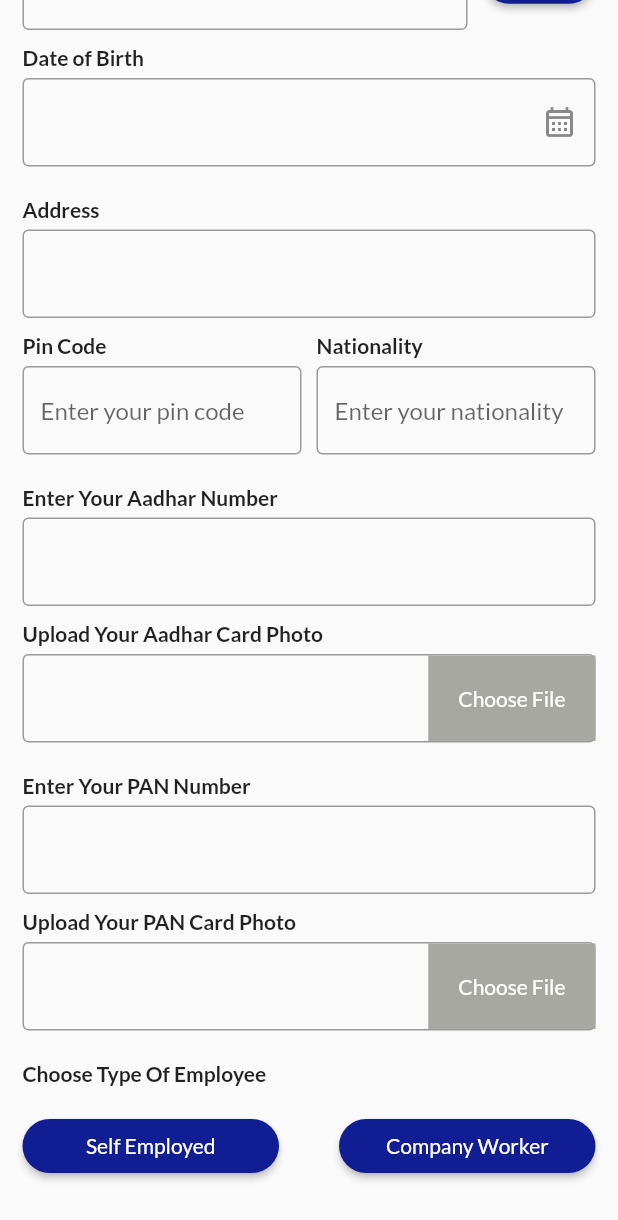
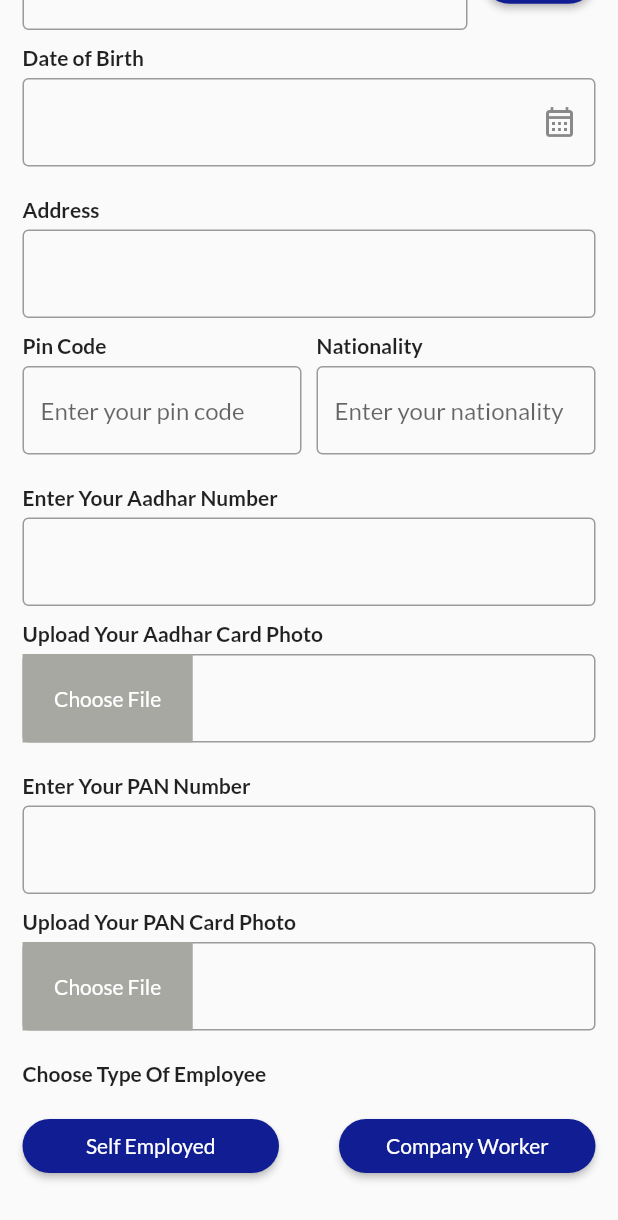
Before and after one commit to Sadiya321/finkin_credential, a Flutter app: the LoanForm screen opened by its route, scrolled down 406 dp, on a phone screen of 412 x 824 dp. Shown: the top 1220 px of the screen. Run offline on Flutter 3.47's test engine with Material 2 defaults, Android fonts, the light colour scheme and no system bars; our stand-ins replace carousel_slider, country_picker, curved_navigation_bar, flutter_svg, google_fonts, image_picker and 2 more.

Commit message:
view image sad

```diff
--- a/lib/pages/loan_information/loan_form.dart
+++ b/lib/pages/loan_information/loan_form.dart
@@ -233,12 +233,12 @@ Widget _buildSubmitButton() {
   }
 
   Widget _buildChooseFileButton(XFile? pickedFile, VoidCallback onPressed) {
-    return Column(
+    return Row(
       children: [
         GestureDetector(
           onTap: onPressed,
           child: Container(
-            padding: const EdgeInsets.all(20),
+            padding: const EdgeInsets.all(21),
             color: AppColor.subtext,
             child: const Text(
               'Choose File',
@@ -252,6 +252,7 @@ Widget _buildSubmitButton() {
           Container(
             margin: const EdgeInsets.all(10),
             child: Column(
+              crossAxisAlignment: CrossAxisAlignment.end,
               children: [
                 ElevatedButton(
                   onPressed: () {
@@ -285,14 +286,14 @@ Widget _buildSubmitButton() {
       builder: (BuildContext context) {
         return Dialog(
           child: Container(
-            padding: const EdgeInsets.all(16),
+            padding: const EdgeInsets.all(20),
             child: Column(
               mainAxisSize: MainAxisSize.min,
               children: [
                 Image.file(
                   File(pickedFile.path),
-                  height: 200,
-                  width: 200,
+                  height: 500,
+                  width: 500,
                   fit: BoxFit.cover,
                 ),
                 const SizedBox(height: 10),
```
